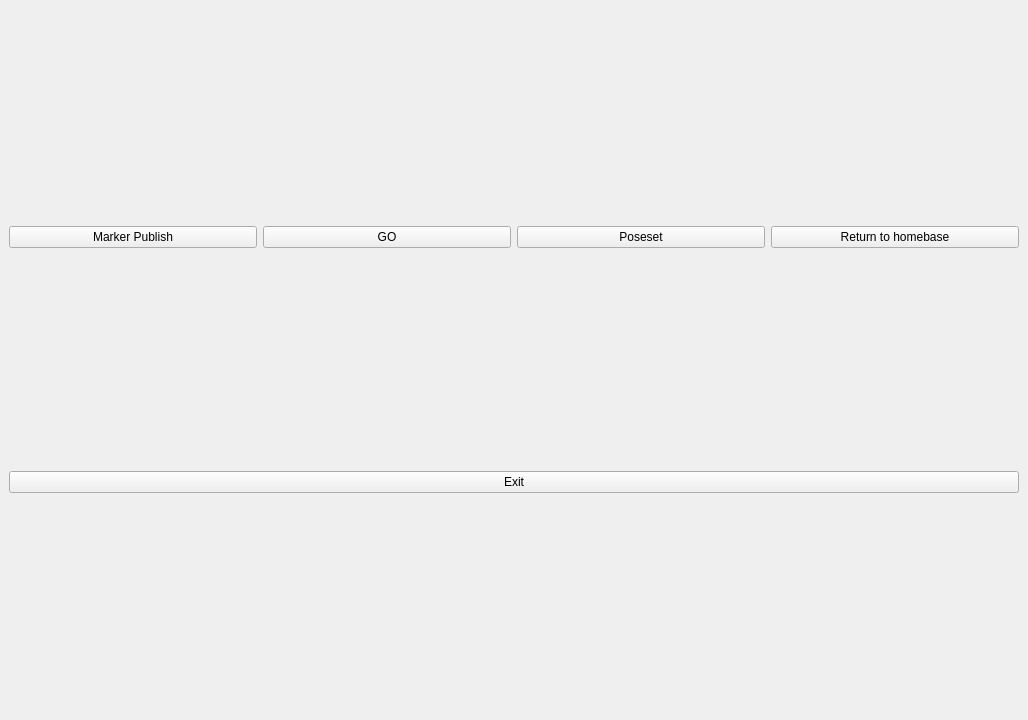
Before: the Qt Designer form ui_main/ui/main_window.ui in Lee-JaeWon/Autonomous-Multi-Robot-Parking-System, drawn with Qt 5.
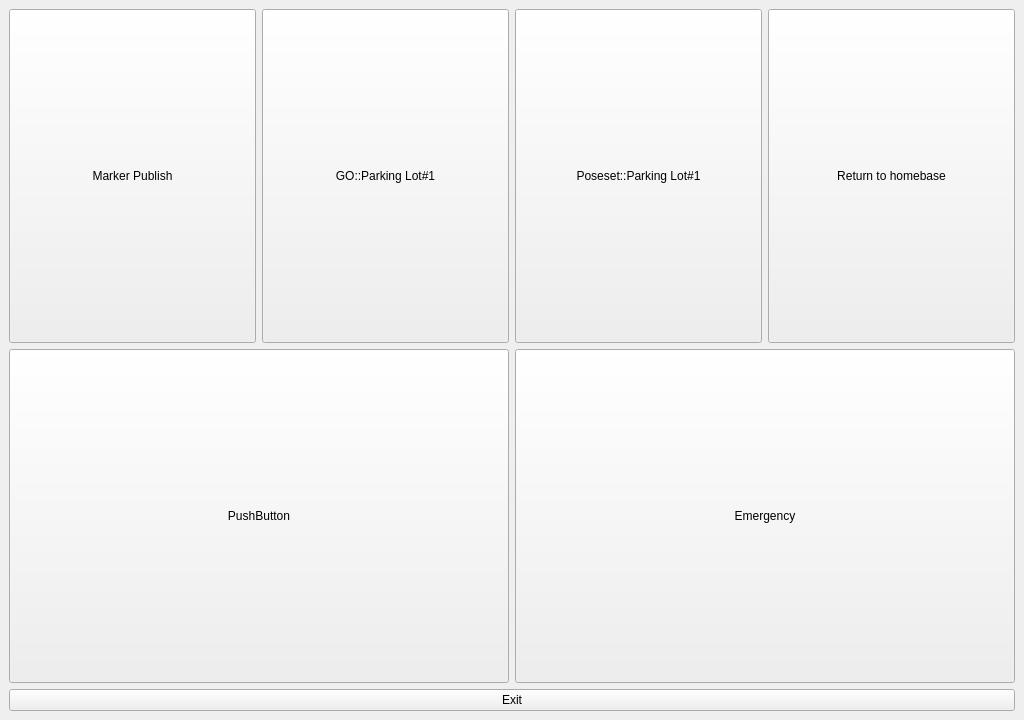
After: the same form once the commit is applied. Icons and pictures are not drawn.

Diff of the .ui file:
```diff
--- a/ui_main/ui/main_window.ui
+++ b/ui_main/ui/main_window.ui
@@ -9,10 +9,16 @@
    <rect>
     <x>0</x>
     <y>0</y>
-    <width>1028</width>
+    <width>1024</width>
     <height>720</height>
    </rect>
   </property>
+  <property name="sizePolicy">
+   <sizepolicy hsizetype="Preferred" vsizetype="Ignored">
+    <horstretch>0</horstretch>
+    <verstretch>0</verstretch>
+   </sizepolicy>
+  </property>
   <property name="windowTitle">
    <string>Main System</string>
   </property>
@@ -29,6 +35,12 @@
      <layout class="QHBoxLayout" name="horizontalLayout">
       <item>
        <widget class="QPushButton" name="btntaskmark">
+        <property name="sizePolicy">
+         <sizepolicy hsizetype="Preferred" vsizetype="Expanding">
+          <horstretch>0</horstretch>
+          <verstretch>0</verstretch>
+         </sizepolicy>
+        </property>
         <property name="text">
          <string>Marker Publish</string>
         </property>
@@ -36,20 +48,38 @@
       </item>
       <item>
        <widget class="QPushButton" name="btngo">
+        <property name="sizePolicy">
+         <sizepolicy hsizetype="Minimum" vsizetype="Expanding">
+          <horstretch>0</horstretch>
+          <verstretch>0</verstretch>
+         </sizepolicy>
+        </property>
         <property name="text">
-         <string>GO</string>
+         <string>GO::Parking Lot#1</string>
         </property>
        </widget>
       </item>
       <item>
        <widget class="QPushButton" name="btnposeset">
+        <property name="sizePolicy">
+         <sizepolicy hsizetype="Minimum" vsizetype="Expanding">
+          <horstretch>0</horstretch>
+          <verstretch>0</verstretch>
+         </sizepolicy>
+        </property>
         <property name="text">
-         <string>Poseset</string>
+         <string>Poseset::Parking Lot#1</string>
         </property>
        </widget>
       </item>
       <item>
        <widget class="QPushButton" name="btnreturn">
+        <property name="sizePolicy">
+         <sizepolicy hsizetype="Preferred" vsizetype="Expanding">
+          <horstretch>0</horstretch>
+          <verstretch>0</verstretch>
+         </sizepolicy>
+        </property>
         <property name="text">
          <string>Return to homebase</string>
         </property>
@@ -57,6 +87,36 @@
       </item>
      </layout>
     </item>
+    <item>
+     <layout class="QHBoxLayout" name="horizontalLayout_2">
+      <item>
+       <widget class="QPushButton" name="pushButton_2">
+        <property name="sizePolicy">
+         <sizepolicy hsizetype="Minimum" vsizetype="Expanding">
+          <horstretch>0</horstretch>
+          <verstretch>0</verstretch>
+         </sizepolicy>
+        </property>
+        <property name="text">
+         <string>PushButton</string>
+        </property>
+       </widget>
+      </item>
+      <item>
+       <widget class="QPushButton" name="btnemer">
+        <property name="sizePolicy">
+         <sizepolicy hsizetype="Preferred" vsizetype="Expanding">
+          <horstretch>0</horstretch>
+          <verstretch>0</verstretch>
+         </sizepolicy>
+        </property>
+        <property name="text">
+         <string>Emergency</string>
+        </property>
+       </widget>
+      </item>
+     </layout>
+    </item>
     <item>
      <widget class="QPushButton" name="btnexit">
       <property name="text">
```
